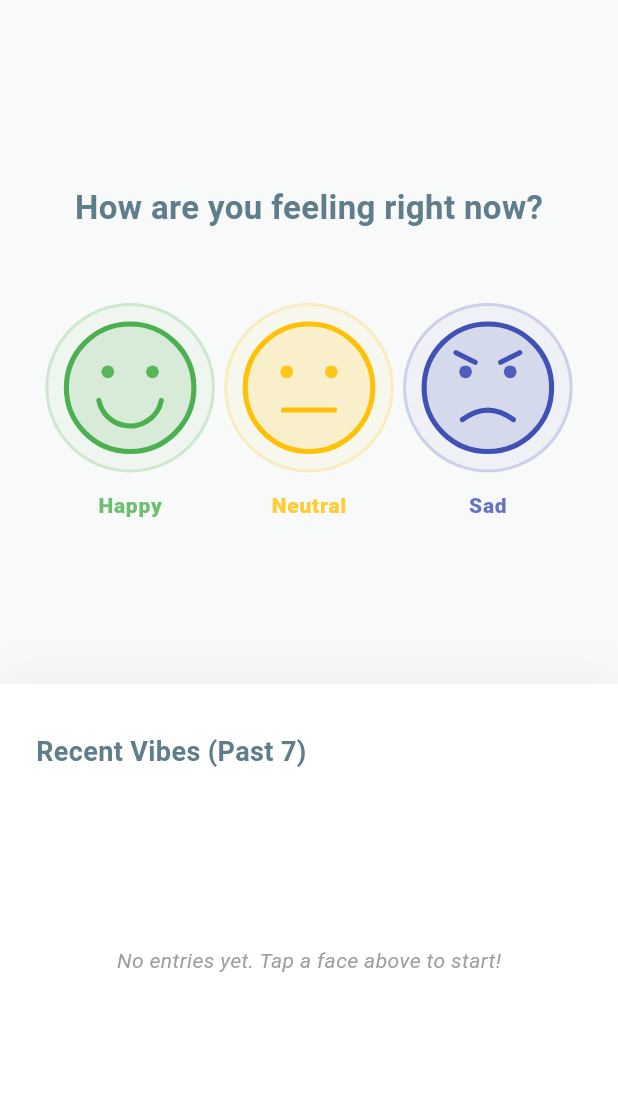
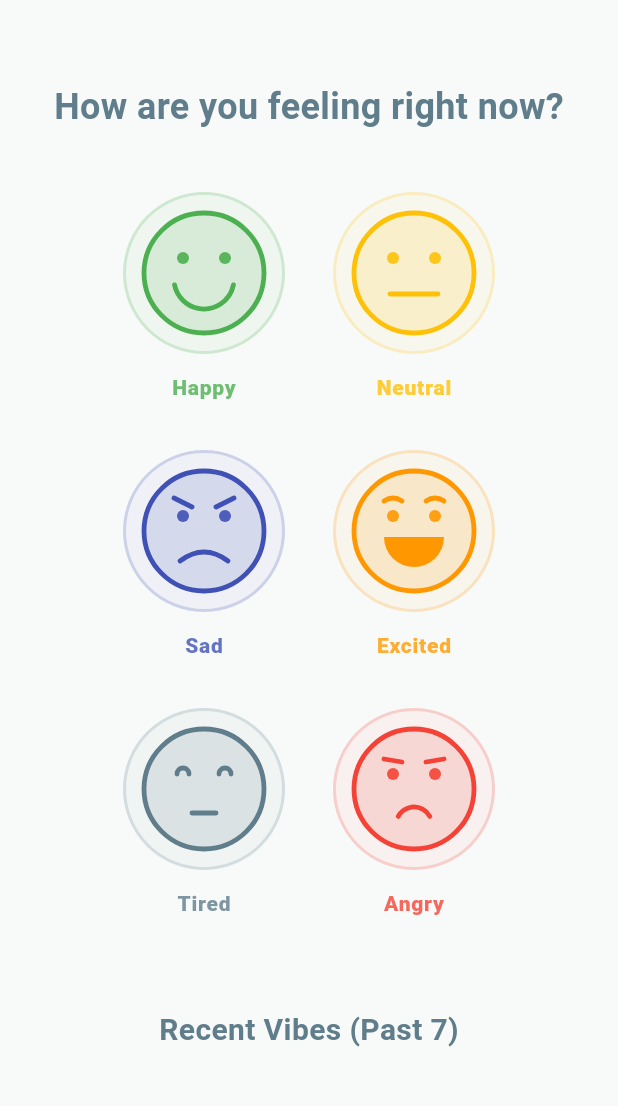
Before and after one commit to filelucker/flutter_mood_tracker_web_app, a Flutter app: the screen it shows after launch, on a phone screen of 412 x 824 dp, the part 63-1169 px from its top. Run offline on Flutter 3.47's test engine with Material 3 defaults, Android fonts, the light colour scheme and no system bars.

Commit message:
feat: expand moods to 6 and center timeline section

```diff
--- a/lib/main.dart
+++ b/lib/main.dart
@@ -49,29 +49,31 @@ class _MoodTrackerHomeState extends State<MoodTrackerHome> {
         elevation: 0,
         backgroundColor: Colors.transparent,
       ),
-      body: Column(
-        children: [
-          // Top Section: Constrained for readability
-          Expanded(
-            child: Center(
+      body: Center(
+        child: SingleChildScrollView(
+          padding: const EdgeInsets.symmetric(vertical: 40),
           child: Container(
-                constraints: const BoxConstraints(maxWidth: 600),
-                padding: const EdgeInsets.symmetric(horizontal: 24),
+            constraints: const BoxConstraints(maxWidth: 800),
             child: Column(
               mainAxisAlignment: MainAxisAlignment.center,
               children: [
                 const Text(
                   'How are you feeling right now?',
                   style: TextStyle(
-                        fontSize: 22,
+                    fontSize: 24,
                     fontWeight: FontWeight.w600,
                     color: Colors.blueGrey,
                   ),
                 ),
-                    const SizedBox(height: 48),
-                    // Mood Logging Buttons
-                    Row(
-                      mainAxisAlignment: MainAxisAlignment.spaceEvenly,
+                const SizedBox(height: 40),
+
+                // Mood Logging Buttons - Now using Wrap for more moods
+                Padding(
+                  padding: const EdgeInsets.symmetric(horizontal: 24),
+                  child: Wrap(
+                    spacing: 32,
+                    runSpacing: 32,
+                    alignment: WrapAlignment.center,
                     children: MoodType.values
                         .map((type) => _MoodButton(
                               type: type,
@@ -79,43 +81,23 @@ class _MoodTrackerHomeState extends State<MoodTrackerHome> {
                             ))
                         .toList(),
                   ),
-                  ],
-                ),
-              ),
-            ),
                 ),
 
-          // Timeline Section: Full Width of the screen
-          Container(
-            padding: const EdgeInsets.symmetric(vertical: 32),
-            decoration: BoxDecoration(
-              color: Colors.white,
-              boxShadow: [
-                BoxShadow(
-                  color: Colors.black.withOpacity(0.03),
-                  blurRadius: 20,
-                  offset: const Offset(0, -10),
-                ),
-              ],
-            ),
-            child: Column(
-              crossAxisAlignment: CrossAxisAlignment.start,
-              children: [
-                const Padding(
-                  padding: EdgeInsets.symmetric(horizontal: 24),
-                  child: Text(
+                const SizedBox(height: 60),
+
+                // Timeline Section: Now Centered in the screen flow
+                const Text(
                   'Recent Vibes (Past 7)',
                   style: TextStyle(
-                      fontSize: 18,
+                    fontSize: 20,
                     fontWeight: FontWeight.w700,
                     color: Colors.blueGrey,
                   ),
                 ),
-                ),
-                const SizedBox(height: 16),
-                // Timeline List: Uses ListenableBuilder to react to provider changes
+                const SizedBox(height: 24),
+
                 SizedBox(
-                  height: 220,
+                  height: 240,
                   child: ListenableBuilder(
                     listenable: _moodProvider,
                     builder: (context, child) {
@@ -134,6 +116,7 @@ class _MoodTrackerHomeState extends State<MoodTrackerHome> {
 
                       return ListView.builder(
                         scrollDirection: Axis.horizontal,
+                        shrinkWrap: true,
                         padding: const EdgeInsets.symmetric(horizontal: 16),
                         physics: const BouncingScrollPhysics(),
                         itemCount: entries.length,
@@ -147,7 +130,7 @@ class _MoodTrackerHomeState extends State<MoodTrackerHome> {
               ],
             ),
           ),
-        ],
+        ),
       ),
     );
   }
@@ -175,7 +158,7 @@ class _MoodButton extends StatelessWidget {
                 border: Border.all(color: type.color.withOpacity(0.2), width: 2),
               ),
               child: CustomPaint(
-                size: const Size(85, 85),
+                size: const Size(80, 80),
                 painter: MoodPainter(moodType: type),
               ),
             ),
--- a/lib/models/mood_model.dart
+++ b/lib/models/mood_model.dart
@@ -3,16 +3,25 @@ import 'package:flutter/material.dart';
 enum MoodType {
   happy,
   neutral,
-  sad;
+  sad,
+  excited,
+  tired,
+  angry;
 
   Color get color {
     switch (this) {
       case MoodType.happy:
-        return Colors.green; // Emerald/Green
+        return Colors.green;
       case MoodType.neutral:
-        return Colors.amber; // Amber/Yellow
+        return Colors.amber;
       case MoodType.sad:
-        return Colors.indigo; // Indigo/Blue
+        return Colors.indigo;
+      case MoodType.excited:
+        return Colors.orange;
+      case MoodType.tired:
+        return Colors.blueGrey;
+      case MoodType.angry:
+        return Colors.red;
     }
   }
 
@@ -24,6 +33,12 @@ enum MoodType {
         return 'Neutral';
       case MoodType.sad:
         return 'Sad';
+      case MoodType.excited:
+        return 'Excited';
+      case MoodType.tired:
+        return 'Tired';
+      case MoodType.angry:
+        return 'Angry';
     }
   }
 }
```
Also changed, not shown: lib/painters/mood_painter.dart (+76 -29 lines). Lines whose indentation alone changed are shown as unchanged.
